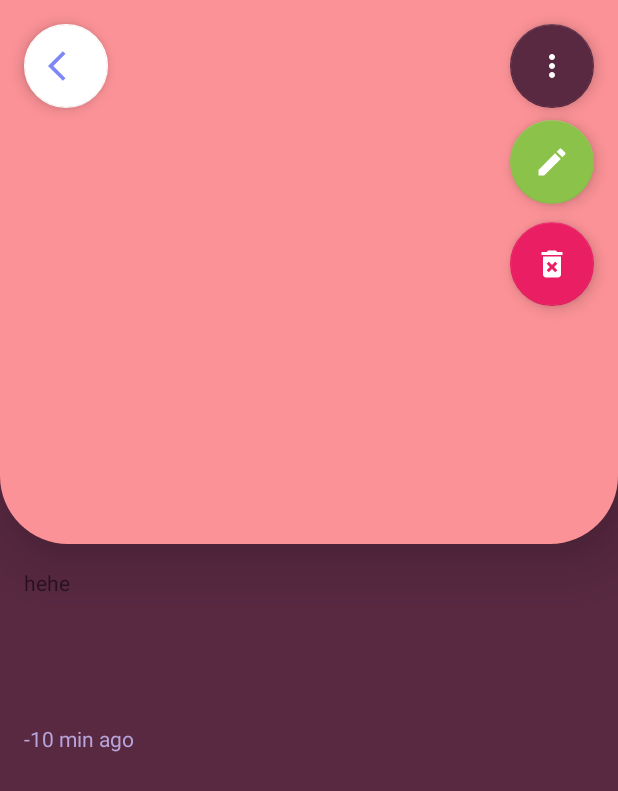
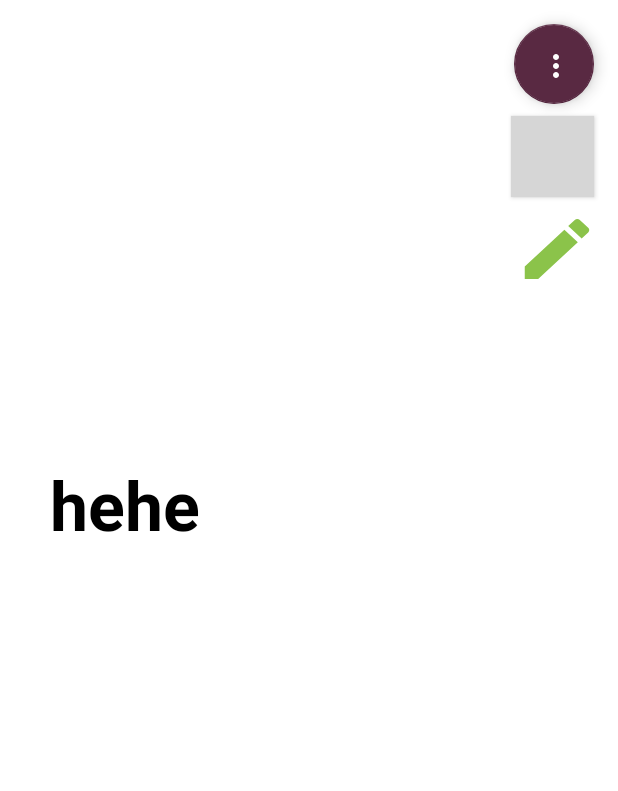
Before and after one commit to Sunera9/MAD_AMARA, an Android app: the layout article_contenttab.xml on its own in the app's theme, with its tools: preview values and no code run, on a phone screen of 412 x 824 dp. Shown: the top 791 px of the screen. Run offline under Robolectric (Android 15) with nearby library versions, the phone set to English and light mode, and no system bars; grey boxes are pictures that could not be loaded.

Commit message:
created article retrive upadate fucntions

```diff
--- a/app/src/main/AndroidManifest.xml
+++ b/app/src/main/AndroidManifest.xml
@@ -13,7 +13,9 @@
         tools:targetApi="31">
         <activity android:name=".AddArticle" />
         <activity android:name=".FetchingArticles" />
+        <activity android:name=".ArticleEdit" />
         <activity android:name=".ArticleContent" />
+
 
         <activity
             android:name=".MainActivity"
--- a/app/src/main/res/drawable/constraint_backgroundarticles.xml
+++ b/app/src/main/res/drawable/constraint_backgroundarticles.xml
@@ -3,10 +3,10 @@
 
 
     <corners
-        android:topRightRadius="0dp"
-        android:topLeftRadius="0dp"
-        android:bottomLeftRadius="45dp"
-        android:bottomRightRadius="45dp"
+        android:topRightRadius="45dp"
+        android:topLeftRadius="45dp"
+        android:bottomLeftRadius="0dp"
+        android:bottomRightRadius="0dp"
         />
 
     <solid android:color="@color/major"></solid>
--- a/app/src/main/res/layout/article_contenttab.xml
+++ b/app/src/main/res/layout/article_contenttab.xml
@@ -5,53 +5,57 @@
     android:layout_width="match_parent"
     android:layout_height="match_parent"
     android:background="@color/white"
-    android:backgroundTint="#592942">
-
-    <androidx.constraintlayout.widget.ConstraintLayout
-        android:id="@+id/constraintLayout2"
-        android:layout_width="0dp"
-        android:layout_height="0dp"
-        android:background="@drawable/constraint_backgroundarticles"
-        android:backgroundTint="#FB9297"
-        android:elevation="25dp"
-        app:layout_constraintBottom_toTopOf="@+id/guideline2"
-        app:layout_constraintEnd_toEndOf="parent"
-        app:layout_constraintHorizontal_bias="0.0"
-        app:layout_constraintStart_toStartOf="parent"
-        app:layout_constraintTop_toTopOf="parent"
-        app:layout_constraintVertical_bias="1.0">
+    app:circularflow_defaultRadius="25dp">
 
     <ImageView
         android:id="@+id/contentImage"
-            android:layout_width="271dp"
-            android:layout_height="276dp"
 
-            app:layout_constraintBottom_toBottomOf="parent"
+        android:layout_width="406dp"
+        android:layout_height="306dp"
+        app:layout_constraintBottom_toTopOf="@+id/guideline2"
         app:layout_constraintEnd_toEndOf="parent"
+        app:layout_constraintHorizontal_bias="0.4"
         app:layout_constraintStart_toStartOf="parent"
         app:layout_constraintTop_toTopOf="parent"
-            />
+        app:layout_constraintVertical_bias="0.0" />
 
-        <com.google.android.material.floatingactionbutton.FloatingActionButton
-            android:id="@+id/floatingActionButton2"
-            android:layout_width="wrap_content"
-            android:layout_height="wrap_content"
-            android:layout_marginStart="16dp"
-            android:layout_marginTop="16dp"
-            android:background="#E91E63"
+    <Button
+        android:id="@+id/floatingActionButton4"
+        android:layout_width="55dp"
+        android:layout_height="54dp"
+        android:layout_marginTop="8dp"
+        android:layout_marginEnd="16dp"
+        android:background="@drawable/baseline_delete_forever_24"
         android:clickable="true"
-            android:contentDescription="@string/backarticle"
+        android:contentDescription="@string/editbutton"
         android:focusable="true"
-            app:backgroundTint="#FFFFFF"
-            app:layout_constraintStart_toStartOf="parent"
-            app:layout_constraintTop_toTopOf="parent"
-            app:srcCompat="@drawable/ic_baseline_arrow_back_ios_24"
-            tools:ignore="SpeakableTextPresentCheck,ImageContrastCheck" />
+        app:backgroundTint="#E91E63"
+        app:circularflow_defaultRadius="25dp"
+        app:layout_constraintEnd_toEndOf="parent"
+        app:layout_constraintTop_toBottomOf="@+id/floatingActionButton3"
+        app:srcCompat="@drawable/edit"
+        tools:ignore="SpeakableTextPresentCheck,ImageContrastCheck,ImageContrastCheck" />
+
+    <Button
+        android:id="@+id/floatingActionButton5"
+        android:layout_width="57dp"
+        android:layout_height="53dp"
+        android:layout_marginTop="8dp"
+        android:layout_marginEnd="12dp"
+        android:background="@drawable/edit"
+        android:clickable="true"
+        android:contentDescription="@string/deletbutton"
+        android:focusable="true"
+        app:backgroundTint="#8BC34A"
+        app:layout_constraintEnd_toEndOf="parent"
+        app:layout_constraintTop_toBottomOf="@+id/floatingActionButton4"
+        app:srcCompat="@drawable/vector_delete"
+        tools:ignore="SpeakableTextPresentCheck" />
 
     <com.google.android.material.floatingactionbutton.FloatingActionButton
         android:id="@+id/floatingActionButton3"
-            android:layout_width="wrap_content"
-            android:layout_height="wrap_content"
+        android:layout_width="53dp"
+        android:layout_height="54dp"
         android:layout_marginTop="16dp"
         android:layout_marginEnd="16dp"
         android:clickable="true"
@@ -63,120 +67,75 @@
         app:srcCompat="@drawable/ic_baseline_more_vert_24"
         tools:ignore="SpeakableTextPresentCheck" />
 
-        <com.google.android.material.floatingactionbutton.FloatingActionButton
-            android:id="@+id/floatingActionButton4"
-            android:layout_width="wrap_content"
-            android:layout_height="wrap_content"
-            android:layout_marginTop="8dp"
-            android:layout_marginEnd="16dp"
-            android:clickable="true"
-            android:contentDescription="@string/editbutton"
-            android:focusable="true"
-            app:backgroundTint="#8BC34A"
-            app:layout_constraintEnd_toEndOf="parent"
-            app:layout_constraintTop_toBottomOf="@+id/floatingActionButton3"
-            app:srcCompat="@drawable/edit"
-            tools:ignore="SpeakableTextPresentCheck,ImageContrastCheck,ImageContrastCheck" />
-
-        <com.google.android.material.floatingactionbutton.FloatingActionButton
-            android:id="@+id/floatingActionButton5"
-            android:layout_width="wrap_content"
-            android:layout_height="wrap_content"
-            android:layout_marginTop="12dp"
-            android:layout_marginEnd="16dp"
-            android:clickable="true"
-            android:contentDescription="@string/deletbutton"
-            android:focusable="true"
-            app:backgroundTint="#E91E63"
-            app:layout_constraintEnd_toEndOf="parent"
-            app:layout_constraintTop_toBottomOf="@+id/floatingActionButton4"
-            app:srcCompat="@drawable/vector_delete"
-            tools:ignore="SpeakableTextPresentCheck" />
-    </androidx.constraintlayout.widget.ConstraintLayout>
-
     <androidx.constraintlayout.widget.Guideline
         android:id="@+id/guideline2"
         android:layout_width="wrap_content"
         android:layout_height="wrap_content"
         android:orientation="horizontal"
-        app:layout_constraintGuide_percent="0.44" />
+        app:layout_constraintGuide_percent="0.38061467" />
 
-    <!--        android:text="@string/ArticleContent"--><![CDATA[
-        android:textColor="#FFFFFF"
-        android:textSize="@dimen/txtViewArtileContent"
+
+    <!--    <TextView-->
+    <!--        android:id="@+id/articleContent"-->
+    <!--        android:layout_width="382dp"-->
+    <!--        android:layout_height="247dp"-->
+    <!--        android:layout_marginTop="52dp"-->
+    <!--        app:layout_constraintBottom_toBottomOf="parent"-->
+    <!--        app:layout_constraintEnd_toEndOf="parent"-->
+    <!--        app:layout_constraintStart_toStartOf="parent"-->
+    <!--        app:layout_constraintTop_toBottomOf="@+id/textView5" />-->
+
+    <androidx.constraintlayout.widget.ConstraintLayout
+        android:layout_width="match_parent"
+        android:layout_height="542dp"
+        android:layout_marginBottom="16dp"
+        android:background="@drawable/constraint_backgroundarticles"
+        android:backgroundTint="@color/white"
         app:layout_constraintBottom_toBottomOf="parent"
         app:layout_constraintEnd_toEndOf="parent"
-        app:layout_constraintHorizontal_bias="0.551"
         app:layout_constraintStart_toStartOf="parent"
-        app:layout_constraintTop_toBottomOf="@+id/textView6"
-        app:layout_constraintVertical_bias="0.307" />
-
-
-
-    ]]><!--        android:text="@string/ArticleMainTitle"--><![CDATA[
-        android:textColor="@color/white"
-        android:textSize="@dimen/txtViewArticle1"
-        android:textStyle="bold"
-        app:layout_constraintEnd_toEndOf="parent"
-        app:layout_constraintHorizontal_bias="0.242"
-        app:layout_constraintStart_toStartOf="parent"
-        app:layout_constraintTop_toBottomOf="@+id/constraintLayout2" />
-
-    ]]>
+        app:layout_constraintTop_toBottomOf="@+id/contentImage"
+        app:layout_constraintVertical_bias="0.0">
 
         <TextView
             android:id="@+id/articleTitle"
-        android:layout_width="345dp"
-        android:layout_height="52dp"
-        android:layout_marginTop="16dp"
+            android:layout_width="346dp"
+            android:layout_height="60dp"
             android:fontFamily="sans-serif"
             android:text="hehe"
+            android:textColor="@color/black"
+            android:textSize="45sp"
+            android:textStyle="bold"
             app:layout_constraintEnd_toEndOf="parent"
-        app:layout_constraintHorizontal_bias="0.242"
             app:layout_constraintStart_toStartOf="parent"
-        app:layout_constraintTop_toBottomOf="@+id/constraintLayout2" />
+            app:layout_constraintTop_toTopOf="parent" />
+
+        <ScrollView
+            android:id="@+id/scrollView3"
+            android:layout_width="379dp"
+
+            android:layout_height="419dp"
+            android:layout_marginBottom="16dp"
+            app:layout_constraintBottom_toBottomOf="parent"
+            app:layout_constraintEnd_toEndOf="parent"
+            app:layout_constraintStart_toStartOf="parent"
+            app:layout_constraintTop_toBottomOf="@+id/articleTitle"
+            app:layout_constraintVertical_bias="0.525">
 
             <TextView
                 android:id="@+id/articleContent"
-        android:layout_width="382dp"
-        android:layout_height="247dp"
-        android:layout_marginTop="52dp"
-        app:layout_constraintBottom_toBottomOf="parent"
-        app:layout_constraintEnd_toEndOf="parent"
-        app:layout_constraintStart_toStartOf="parent"
-        app:layout_constraintTop_toBottomOf="@+id/textView5" />
+                android:layout_width="match_parent"
+                android:layout_height="wrap_content"
+                android:textColor="@color/black"
+                android:textSize="45sp" />
 
-    <!--        android:text="@string/ArticleType"--><![CDATA[
-        android:textColor="#FF5722"
-        android:textSize="@dimen/txtViewArticleType1"
-        app:layout_constraintEnd_toEndOf="parent"
-        app:layout_constraintHorizontal_bias="0.048"
-        app:layout_constraintStart_toStartOf="parent"
-        app:layout_constraintTop_toBottomOf="@+id/articleTitle" />
-
-    ]]>
+        </ScrollView>
 
         <TextView
             android:id="@+id/textView5"
             android:layout_width="74dp"
             android:layout_height="16dp"
-        android:layout_marginTop="76dp"
-        app:layout_constraintEnd_toEndOf="parent"
-        app:layout_constraintHorizontal_bias="0.044"
-        app:layout_constraintStart_toStartOf="parent"
-        app:layout_constraintTop_toTopOf="@+id/articleTitle" />
-
-    <TextView
-        android:id="@+id/textView6"
-        android:layout_width="wrap_content"
-        android:layout_height="wrap_content"
-        android:layout_marginTop="12dp"
-        android:text="@string/ArticleUploadTime"
-        android:textColor="#B7A4DA"
-        android:textSize="@dimen/txtViewArticleTime"
-        app:layout_constraintEnd_toEndOf="parent"
-        app:layout_constraintHorizontal_bias="0.047"
-        app:layout_constraintStart_toStartOf="parent"
-        app:layout_constraintTop_toBottomOf="@+id/textView5" />
+            tools:layout_editor_absoluteX="22dp" />
+    </androidx.constraintlayout.widget.ConstraintLayout>
 
 </androidx.constraintlayout.widget.ConstraintLayout>
```
Also changed, not shown: app/src/main/java/com/example/articles/AddArticle.kt (+7 -4 lines), app/src/main/java/com/example/articles/ArticleContent.kt (+53 -8 lines), app/src/main/java/com/example/articles/ArticlesModel.kt (+9 -10 lines), app/src/main/java/com/example/articles/FetchingArticles.kt (+31 -37 lines), app/src/main/res/layout/articleedit.xml (+5 -4 lines). Lines whose indentation alone changed are shown as unchanged.
